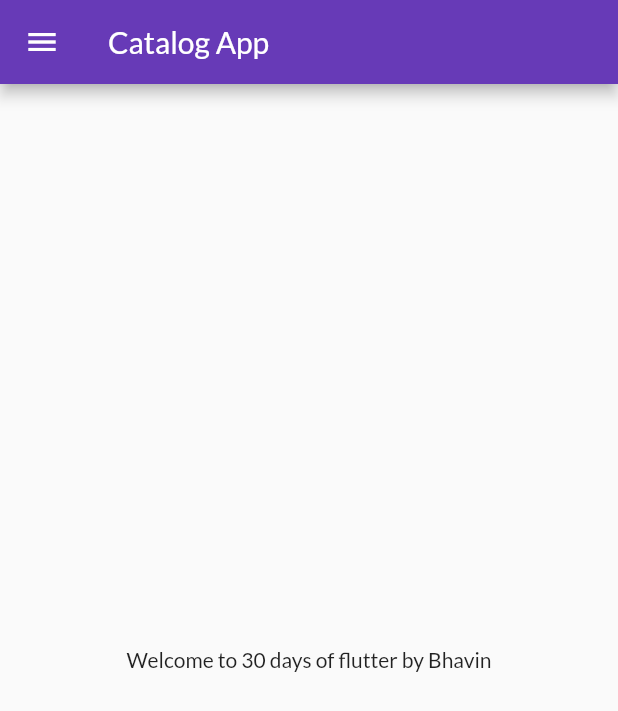
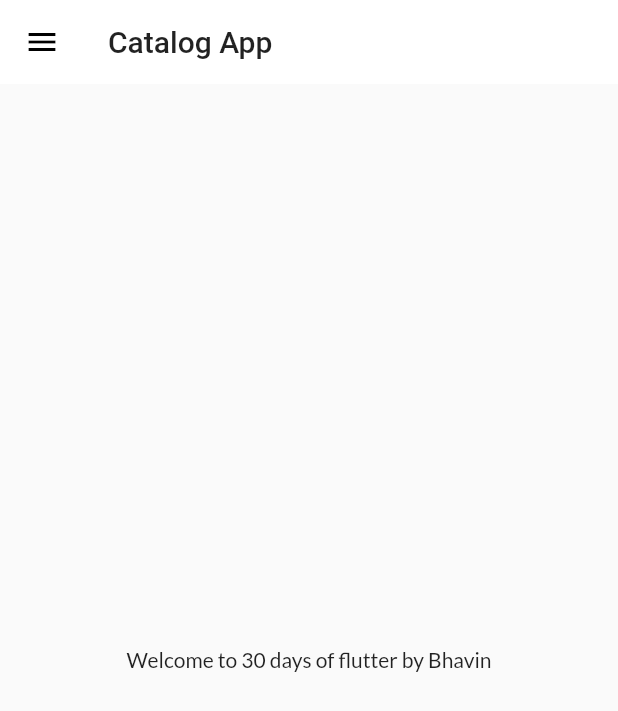
Before and after one commit to modi-bhavin/Flutter_Catalog, a Flutter app: the screen it shows after launch, on a phone screen of 412 x 824 dp. Shown: the top 711 px of the screen. Run offline on Flutter 3.47's test engine with Material 2 defaults, Android fonts, the phone set to English and light mode, and no system bars; our stand-ins replace google_fonts.

Commit message:
theme extracted

```diff
--- a/lib/main.dart
+++ b/lib/main.dart
@@ -2,6 +2,7 @@ import 'package:flutter/material.dart';
 import 'package:flutter_catalog/pages/home_page.dart';
 import 'package:flutter_catalog/pages/login_page.dart';
 import 'package:flutter_catalog/utils/routes.dart';
+import 'package:flutter_catalog/widgets/themes.dart';
 import 'package:google_fonts/google_fonts.dart';
 
 void main() {
@@ -14,11 +15,8 @@ class MyApp extends StatelessWidget {
     return MaterialApp(
       debugShowCheckedModeBanner: false,
       themeMode: ThemeMode.light,
-      theme: ThemeData(
-          primarySwatch: Colors.deepPurple,
-          fontFamily: GoogleFonts.lato().fontFamily,
-          primaryTextTheme: GoogleFonts.latoTextTheme()),
-      darkTheme: ThemeData(brightness: Brightness.dark),
+      theme: MyTheme.lightTheme(context),
+      darkTheme: MyTheme.darkTheme(context),
       initialRoute: MyRoutes.homeRoute,
       routes: {
         "/": (context) => LoginPage(),
--- a/lib/pages/home_page.dart
+++ b/lib/pages/home_page.dart
@@ -10,7 +10,9 @@ class HomePage extends StatelessWidget {
   Widget build(BuildContext context) {
     return Scaffold(
       appBar: AppBar(
-        title: Text("Catalog App"),
+        title: Text(
+          "Catalog App",
+        ),
       ),
       body: Center(
         child: Container(
--- /dev/null
+++ b/lib/widgets/themes.dart
@@ -0,0 +1,17 @@
+import 'package:flutter/material.dart';
+import 'package:google_fonts/google_fonts.dart';
+
+class MyTheme {
+  static ThemeData lightTheme(BuildContext context) => ThemeData(
+      primarySwatch: Colors.deepPurple,
+      fontFamily: GoogleFonts.lato().fontFamily,
+      appBarTheme: AppBarTheme(
+          color: Colors.white,
+          elevation: 0.0,
+          iconTheme: const IconThemeData(color: Colors.black),
+          toolbarTextStyle: Theme.of(context).textTheme.bodyText2,
+          titleTextStyle: Theme.of(context).textTheme.headline6));
+
+  static ThemeData darkTheme(BuildContext context) =>
+      ThemeData(brightness: Brightness.dark);
+}
```
